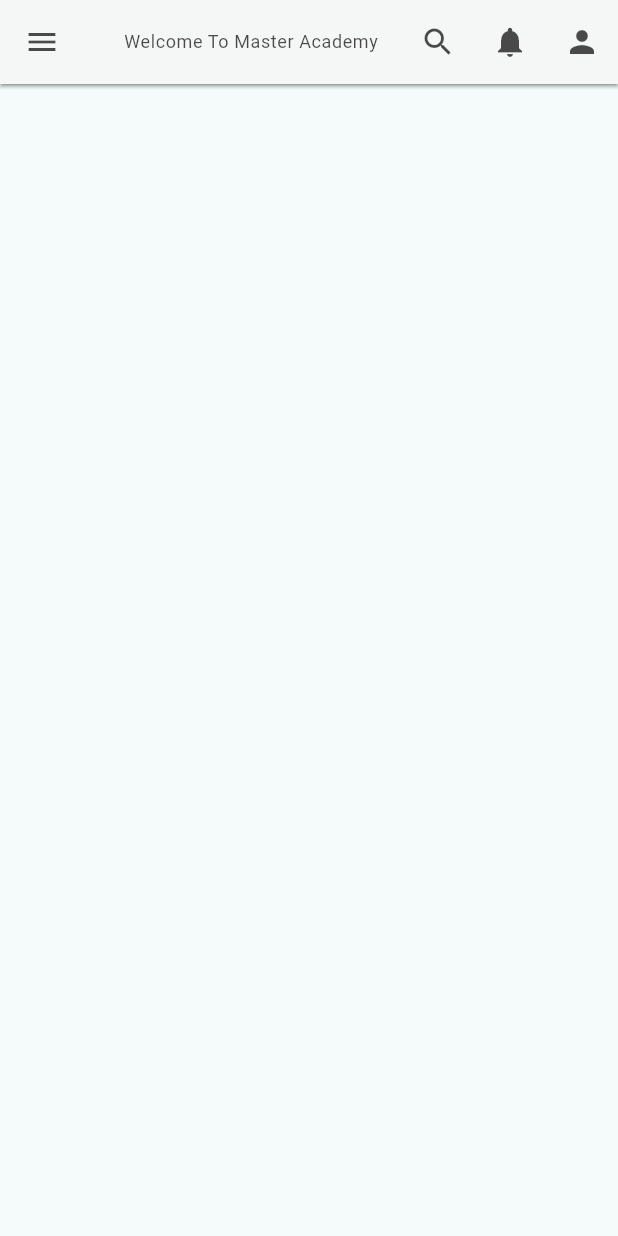
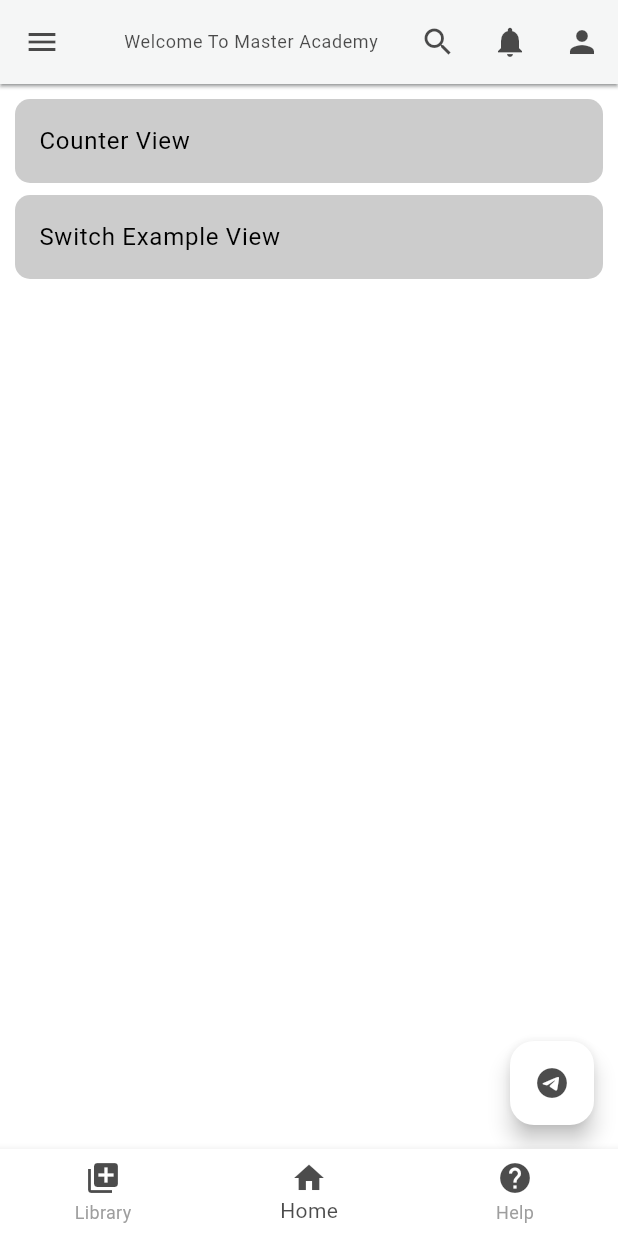
Before and after one commit to abhay-kumar-LogiclyInfotech/Music-Player, a Flutter app: the screen it shows after launch, on a phone screen of 412 x 824 dp. Run offline on Flutter 3.47's test engine with Material 3 defaults, Android fonts, the light colour scheme and no system bars; drawn by our look-alikes of flutter_advanced_drawer; our stand-ins replace bloc, equatable, flutter_bloc; missing offline and left inert: awesome_drawer_bar.

Commit message:
counter app example done

```diff
--- /dev/null
+++ b/lib/bloc/counter/counter_bloc.dart
@@ -0,0 +1,20 @@
+import 'package:bloc/bloc.dart';
+import 'package:equatable/equatable.dart';
+import 'package:responsive_app/bloc/counter/counter_event.dart';
+import 'package:responsive_app/bloc/counter/counter_state.dart';
+
+class CounterBloc extends Bloc<CounterEvent,CounterState>{
+
+  CounterBloc() : super(const CounterState()){
+    on<IncrementCounterEvent>(_increment);
+    on<DecrementCounterEvent>(_decrement);
+  }
+
+  void _increment(IncrementCounterEvent event, Emitter<CounterState> emit){
+    emit(state.copyWith(count: state.count + 1));
+  }
+
+  void _decrement(DecrementCounterEvent event, Emitter<CounterState> emit){
+    emit(state.copyWith(count: state.count - 1));
+  }
+}
--- /dev/null
+++ b/lib/bloc/counter/counter_event.dart
@@ -0,0 +1,12 @@
+import 'package:equatable/equatable.dart';
+
+abstract class CounterEvent extends Equatable{
+
+  const CounterEvent();
+
+  @override
+  List<Object> get props => [];
+}
+
+class IncrementCounterEvent extends CounterEvent{}
+class DecrementCounterEvent extends CounterEvent{}
--- /dev/null
+++ b/lib/bloc/counter/counter_state.dart
@@ -0,0 +1,16 @@
+import 'package:equatable/equatable.dart';
+
+class CounterState extends Equatable{
+
+  final int count;
+  const CounterState({ this.count = 0});
+
+  CounterState copyWith({int? count}){
+    return CounterState(
+      count: count ?? this.count
+    );
+  }
+
+  @override
+  List<Object?> get props => [count];
+}
--- a/lib/main.dart
+++ b/lib/main.dart
@@ -1,16 +1,17 @@
 import 'package:awesome_drawer_bar/awesome_drawer_bar.dart';
 import 'package:flutter/material.dart';
 import 'package:flutter_advanced_drawer/flutter_advanced_drawer.dart';
+import 'package:flutter_bloc/flutter_bloc.dart';
+import 'package:responsive_app/bloc/counter/counter_bloc.dart';
 import 'package:responsive_app/resources/theme_data/dark_theme.dart';
 import 'package:responsive_app/resources/theme_data/ligh_theme.dart';
 import 'package:responsive_app/ui/sidebar_view.dart';
 
-import 'ui/home_view.dart';
+import 'ui/main_view.dart';
 
 void main() {
   runApp(const MyApp());
 }
-
 
 class MyApp extends StatelessWidget {
   const MyApp({super.key});
@@ -18,11 +19,13 @@ class MyApp extends StatelessWidget {
   // This widget is the root of your application.
   @override
   Widget build(BuildContext context) {
-    return MaterialApp(
-        title: 'Master App',
-        theme: lightTheme,
-        darkTheme: darkTheme,
-        themeMode: ThemeMode.system,
-        home: const HomeView());
+    return BlocProvider(
+        create: (_) => CounterBloc(),
+        child: MaterialApp(
+            title: 'Master App',
+            theme: lightTheme,
+            darkTheme: darkTheme,
+            themeMode: ThemeMode.system,
+            home: const MainView()));
   }
 }
--- a/lib/resources/theme_data/dark_theme.dart
+++ b/lib/resources/theme_data/dark_theme.dart
@@ -6,5 +6,14 @@ final darkTheme = ThemeData(
     textTheme: const TextTheme(bodySmall: TextStyle(color: Colors.white)),
     iconButtonTheme: IconButtonThemeData(style: ButtonStyle(iconColor: MaterialStateProperty.resolveWith((state) {return Colors.white;}))),
     iconTheme: const IconThemeData(color: Colors.white),
-    appBarTheme:  AppBarTheme(backgroundColor: Colors.black.withOpacity(0.8))
+    appBarTheme:  AppBarTheme(backgroundColor: Colors.black.withOpacity(0.8),titleTextStyle: const TextStyle(color: Colors.white,fontSize: 20)),
+    bottomAppBarTheme:  BottomAppBarTheme(color: Colors.black.withOpacity(0.8)),
+  listTileTheme:  ListTileThemeData(
+    tileColor: Colors.green,
+    textColor: Colors.black,
+   shape: RoundedRectangleBorder(borderRadius: BorderRadius.circular(10)),
+    titleAlignment: ListTileTitleAlignment.center
+
+  )
+
 );
--- a/lib/resources/theme_data/ligh_theme.dart
+++ b/lib/resources/theme_data/ligh_theme.dart
@@ -5,5 +5,13 @@ final lightTheme = ThemeData(
     useMaterial3: true,
     textTheme:  TextTheme(bodySmall: TextStyle(color: Colors.black.withOpacity(0.7))),
     iconTheme:   IconThemeData(color: Colors.black.withOpacity(0.7)),
-    appBarTheme: const AppBarTheme(backgroundColor: Colors.white)
+    appBarTheme:  const AppBarTheme(backgroundColor: Colors.white,titleTextStyle:  TextStyle(color: Colors.black,fontSize: 20)),
+    bottomAppBarTheme: const BottomAppBarTheme(color: Colors.white),
+    listTileTheme:  ListTileThemeData(
+        tileColor: Colors.black.withOpacity(0.2),
+        textColor: Colors.black,
+      shape: RoundedRectangleBorder(borderRadius: BorderRadius.circular(10)),
+        titleAlignment: ListTileTitleAlignment.center
+
+    )
 );
--- /dev/null
+++ b/lib/services/equatable_example.dart
@@ -0,0 +1,11 @@
+import 'package:equatable/equatable.dart';
+
+class Person extends Equatable{
+  final String name;
+  final int age;
+
+  const Person({required this.name, required this.age});
+
+  @override
+  List<Object?> get props => [name,age];
+}
--- a/lib/ui/home_view.dart
+++ b/lib/ui/home_view.dart
@@ -1,6 +1,12 @@
 import 'package:flutter/material.dart';
-import 'package:flutter_advanced_drawer/flutter_advanced_drawer.dart';
-import 'package:responsive_app/ui/sidebar_view.dart';
+import 'package:flutter_bloc/flutter_bloc.dart';
+import 'package:responsive_app/bloc/counter/counter_bloc.dart';
+import 'package:responsive_app/bloc/counter/counter_event.dart';
+import 'package:responsive_app/bloc/counter/counter_state.dart';
+import 'package:responsive_app/ui/examples/counter_view.dart';
+import 'package:responsive_app/ui/examples/switch_example_view.dart';
+
+import '../services/equatable_example.dart';
 
 class HomeView extends StatefulWidget {
   const HomeView({super.key});
@@ -10,80 +16,57 @@ class HomeView extends StatefulWidget {
 }
 
 class _HomeViewState extends State<HomeView> {
-  // Create a GlobalKey for ScaffoldState
-  final GlobalKey<ScaffoldState> _scaffoldKey = GlobalKey<ScaffoldState>();
-  final _advancedDrawerController = AdvancedDrawerController();
-
   @override
   Widget build(BuildContext context) {
     final theme = Theme.of(context);
-    return AdvancedDrawer(
-        backdrop: Container(
-          width: double.infinity,
-          height: double.infinity,
-          decoration: BoxDecoration(
-            gradient: LinearGradient(
-              begin: Alignment.topLeft,
-              end: Alignment.bottomRight,
-              colors: [theme.colorScheme.primary, theme.colorScheme.secondary.withOpacity(0.3)],
-            ),
-          ),
+    return Scaffold(
+      backgroundColor: Colors.transparent,
+      body: _buildUi(theme:theme),
+      floatingActionButton: FloatingActionButton(
+          backgroundColor: theme.primaryColor,
+          child: Icon(Icons.telegram,color: theme.iconTheme.color,),
+          onPressed: (){
+            Person person =  const Person(name: "Abhay",age: 10);
+            Person person1 =  const Person(name: "Abhay",age: 10);
+            debugPrint(person.hashCode.toString());
+            debugPrint(person1.hashCode.toString());
+            print(person1 == person);
+
+          }),
+    );
+  }
+
+  Widget _buildUi({required ThemeData theme}) {
+    return ListView(
+      padding: const EdgeInsets.symmetric(horizontal: 10,vertical: 10),
+      children: [
+        _customListTile(
+          theme: theme,
+          title: "Counter View",
+          onTap: (){
+            Navigator.push(context, MaterialPageRoute(builder: (context)=>const CounterView()));
+          }
         ),
-        controller: _advancedDrawerController,
-        animationCurve: Curves.easeInOut,
-        animationDuration: const Duration(milliseconds: 300),
-        animateChildDecoration: true,
-        rtlOpening: false,
-        // openScale: 1.0,
-        disabledGestures: false,
-        childDecoration: const BoxDecoration(
-          // NOTICE: Uncomment if you want to add shadow behind the page.
-          // Keep in mind that it may cause animation jerks.
-          // boxShadow: <BoxShadow>[
-          //   BoxShadow(
-          //     color: Colors.black12,
-          //     blurRadius: 0.0,
-          //   ),
-          // ],
-          borderRadius: BorderRadius.all(Radius.circular(16)),
+        _customListTile(
+            theme: theme,
+            title: "Switch Example View",
+            onTap: (){
+              Navigator.push(context, MaterialPageRoute(builder: (context)=>const SwitchExampleView()));
+            }
         ),
-        drawer: const SidebarView(),
-        child: Scaffold(
-          key: _scaffoldKey,
-          appBar: AppBar(
-            elevation: 1,
-            shadowColor: theme.colorScheme.onSurfaceVariant,
-            surfaceTintColor: theme.colorScheme.onSurfaceVariant,
-            title: Text("Welcome To Master Academy", style: theme.textTheme.bodySmall),
-            centerTitle: true,
-            leading: IconButton(
-                icon:  Icon(Icons.menu,color: theme.iconTheme.color),
-                onPressed: () {
-                  // _scaffoldKey.currentState?.openDrawer();
-                  _advancedDrawerController.showDrawer();
-                }),
-            backgroundColor: theme.appBarTheme.backgroundColor,
-            actions: [
-              IconButton(
-                icon:  Icon(Icons.search,color: theme.iconTheme.color),
-                onPressed: () {
-                  // TODO: Implement search functionality
-                },
-              ),
-              IconButton(
-                icon:  Icon(Icons.notifications,color: theme.iconTheme.color),
-                onPressed: () {
-                  // TODO: Implement notifications functionality
-                },
-              ),
-              IconButton(
-                icon:  Icon(Icons.person,color: theme.iconTheme.color),
-                onPressed: () {
-                  // TODO: Implement user profile functionality
-                },
-              ),
-            ],
-          ),
-        ));
+      ],
+    );
+  }
+
+  Widget _customListTile({required theme,required title,required dynamic onTap}){
+    return Padding(
+      padding: const EdgeInsets.only(bottom: 8.0),
+      child: ListTile(
+        tileColor: theme.listTileTheme.tileColor,
+        textColor: theme.listTileTheme.textColor,
+        title: Text(title),
+        onTap: onTap,
+      ),
+    );
   }
 }
--- /dev/null
+++ b/lib/ui/main_view.dart
@@ -0,0 +1,123 @@
+import 'package:flutter/material.dart';
+import 'package:flutter_advanced_drawer/flutter_advanced_drawer.dart';
+import 'package:responsive_app/ui/sidebar_view.dart';
+
+import 'home_view.dart';
+
+class MainView extends StatefulWidget {
+  const MainView({super.key});
+
+  @override
+  State<MainView> createState() => _MainViewState();
+}
+
+class _MainViewState extends State<MainView> {
+  // Create a GlobalKey for ScaffoldState
+  final GlobalKey<ScaffoldState> _scaffoldKey = GlobalKey<ScaffoldState>();
+  final _advancedDrawerController = AdvancedDrawerController();
+
+
+  /// MAINTAIN THE SCREENS INDEX
+  int _currentIndex = 1;
+  setCurrentIndex(value){
+    setState(() {
+      _currentIndex = value;
+    });
+  }
+
+  /// LIST OF SCREENS
+  final List<Widget> screen = const [
+    HomeView(),
+    HomeView(),
+    HomeView()
+  ];
+
+
+  @override
+  Widget build(BuildContext context) {
+    final theme = Theme.of(context);
+    return AdvancedDrawer(
+        backdrop: Container(
+          width: double.infinity,
+          height: double.infinity,
+          decoration: BoxDecoration(
+            gradient: LinearGradient(
+              begin: Alignment.topLeft,
+              end: Alignment.bottomRight,
+              colors: [theme.colorScheme.primary, theme.colorScheme.secondary.withOpacity(0.3)],
+            ),
+          ),
+        ),
+        controller: _advancedDrawerController,
+        animationCurve: Curves.easeInOut,
+        animationDuration: const Duration(milliseconds: 300),
+        animateChildDecoration: true,
+        rtlOpening: false,
+        // openScale: 1.0,
+        disabledGestures: false,
+        childDecoration: const BoxDecoration(
+          // NOTICE: Uncomment if you want to add shadow behind the page.
+          // Keep in mind that it may cause animation jerks.
+          // boxShadow: <BoxShadow>[
+          //   BoxShadow(
+          //     color: Colors.black12,
+          //     blurRadius: 0.0,
+          //   ),
+          // ],
+          borderRadius: BorderRadius.all(Radius.circular(16)),
+        ),
+        drawer: const SidebarView(),
+        child: Scaffold(
+          key: _scaffoldKey,
+          backgroundColor: theme.colorScheme.primary,
+          appBar: AppBar(
+            elevation: 1,
+            shadowColor: theme.colorScheme.onSurfaceVariant,
+            surfaceTintColor: theme.colorScheme.onSurfaceVariant,
+            title: Text("Welcome To Master Academy", style: theme.textTheme.bodySmall),
+            centerTitle: true,
+            leading: IconButton(
+                icon:  Icon(Icons.menu,color: theme.iconTheme.color),
+                onPressed: () {
+                  // _scaffoldKey.currentState?.openDrawer();
+                  _advancedDrawerController.showDrawer();
+                }),
+            backgroundColor: theme.appBarTheme.backgroundColor,
+            actions: [
+              IconButton(
+                icon:  Icon(Icons.search,color: theme.iconTheme.color),
+                onPressed: () {
+                  // TODO: Implement search functionality
+                },
+              ),
+              IconButton(
+                icon:  Icon(Icons.notifications,color: theme.iconTheme.color),
+                onPressed: () {
+                  // TODO: Implement notifications functionality
+                },
+              ),
+              IconButton(
+                icon:  Icon(Icons.person,color: theme.iconTheme.color),
+                onPressed: () {
+                  // TODO: Implement user profile functionality
+                },
+              ),
+            ],
+          ),
+          body: screen[_currentIndex],
+          bottomNavigationBar: BottomNavigationBar(
+              currentIndex: _currentIndex,
+              elevation: 5,
+              selectedItemColor: theme.iconTheme.color,
+              unselectedItemColor: Colors.grey,
+              showSelectedLabels: true,
+              backgroundColor: theme.bottomAppBarTheme.color,
+              onTap: setCurrentIndex,
+              items:  [
+            BottomNavigationBarItem(icon: Icon(Icons.library_add,color: theme.iconTheme.color,),label: "Library"),
+            BottomNavigationBarItem(icon: Icon(Icons.home,color: theme.iconTheme.color,),label: "Home"),
+            BottomNavigationBarItem(icon: Icon(Icons.help,color: theme.iconTheme.color,),label: "Help"),
+          ]),
+        ));
+  }
+}
--- a/pubspec.yaml
+++ b/pubspec.yaml
@@ -37,7 +37,11 @@ dependencies:
   cupertino_icons: ^1.0.8
   awesome_drawer_bar: ^1.2.1
   flutter_advanced_drawer: ^1.3.7
+  equatable: ^2.0.7
+  flutter_bloc: ^8.1.6
+  bloc: ^8.1.4
 
+# All the packages under dev_dependencies are used used only during development they are not complied in production build.
 dev_dependencies:
   flutter_test:
     sdk: flutter
```
Also changed, not shown: lib/components/app_bars/simple_app_bar.dart (added, +22 -0 lines), lib/ui/examples/counter_view.dart (added, +62 -0 lines), lib/ui/examples/switch_example_view.dart (added, +63 -0 lines), lib/utils/app_dimensions.dart (added, +50 -0 lines), pubspec.lock.
